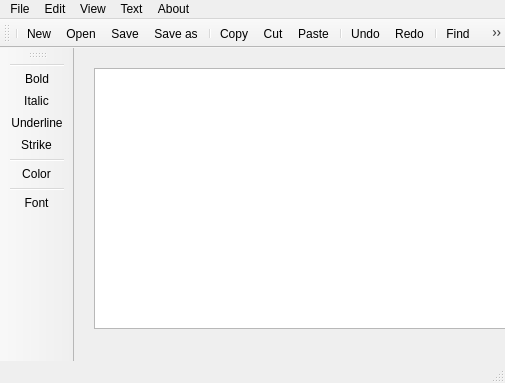
Before: the Qt Designer form mainwindow.ui in Rostislav-kslv/AdvancedTextEditorOPI_Qt5, drawn with Qt 5.
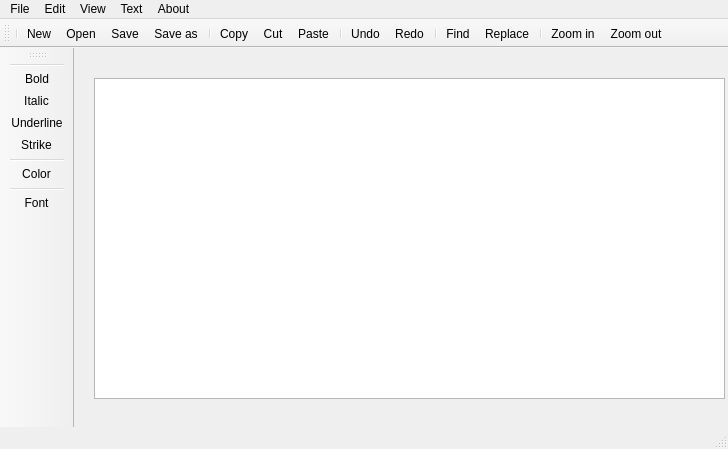
After: the same form once the commit is applied. Icons and pictures are not drawn.

What changed in the file:
```diff
--- a/mainwindow.ui
+++ b/mainwindow.ui
@@ -6,8 +6,8 @@
    <rect>
     <x>0</x>
     <y>0</y>
-    <width>505</width>
-    <height>383</height>
+    <width>728</width>
+    <height>449</height>
    </rect>
   </property>
   <property name="windowTitle">
@@ -18,9 +18,9 @@
     <property name="geometry">
      <rect>
       <x>20</x>
-      <y>20</y>
-      <width>471</width>
-      <height>261</height>
+      <y>30</y>
+      <width>631</width>
+      <height>321</height>
      </rect>
     </property>
    </widget>
@@ -30,7 +30,7 @@
     <rect>
      <x>0</x>
      <y>0</y>
-     <width>505</width>
+     <width>728</width>
      <height>22</height>
     </rect>
    </property>
@@ -103,7 +103,7 @@
     <enum>TopToolBarArea</enum>
    </attribute>
    <attribute name="toolBarBreak">
-    <bool>true</bool>
+    <bool>false</bool>
    </attribute>
    <addaction name="separator"/>
    <addaction name="actionNew"/>
```
Left out of the diff: 6 changed lines with no effect on the pictures.
